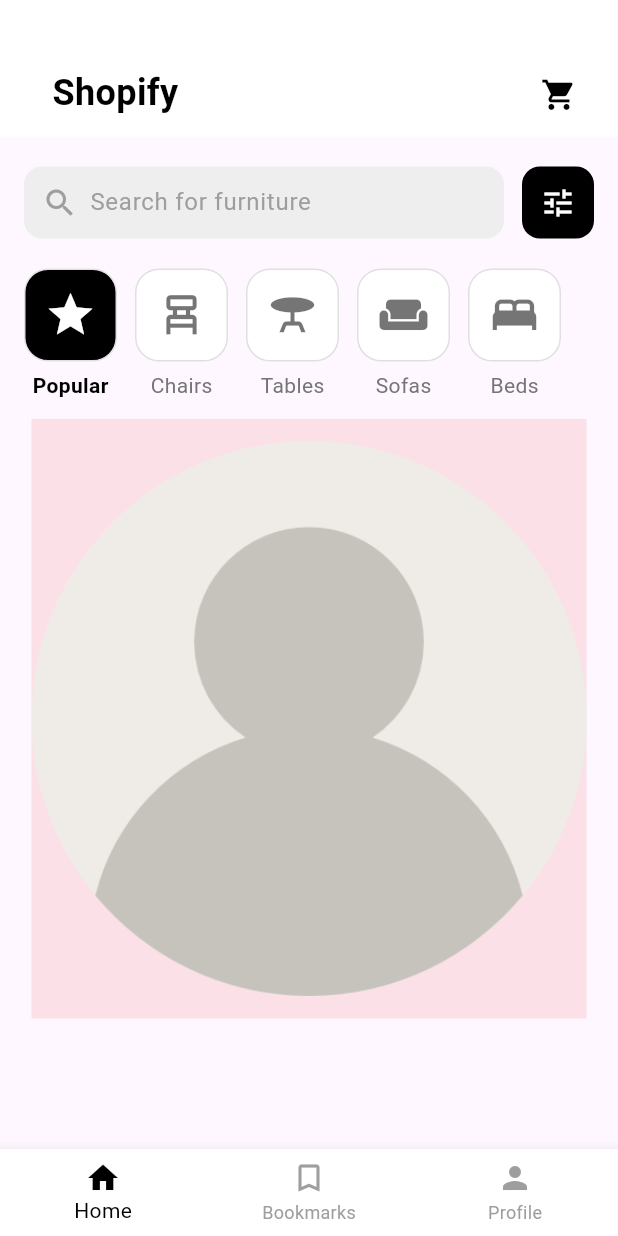
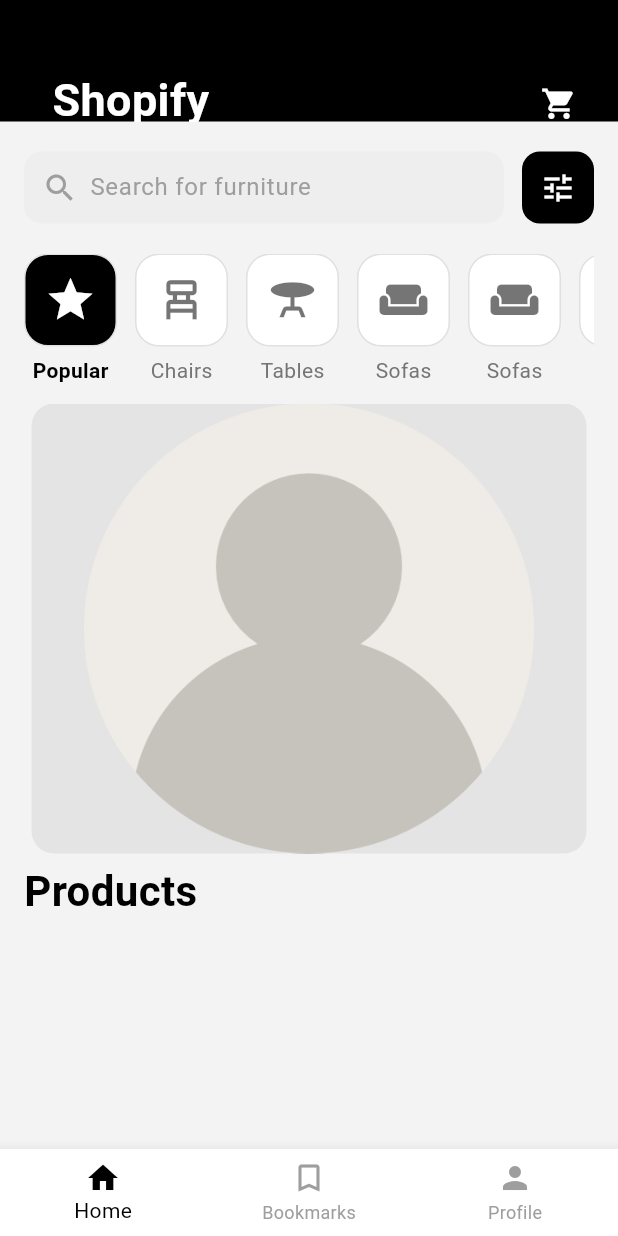
Before and after one commit to Codes43/Shopify, a Flutter app: the screen it shows after launch, on a phone screen of 412 x 824 dp. Run offline on Flutter 3.47's test engine with Material 3 defaults, Android fonts, the phone set to English and light mode, and no system bars; drawn by our look-alikes of carousel_slider; our stand-ins replace google_fonts; Roboto replaces fonts that are missing (Inria Sans).

Commit message:
home background change with some features

```diff
--- a/lib/screens/homepage.dart
+++ b/lib/screens/homepage.dart
@@ -1,6 +1,7 @@
 import 'package:flutter/material.dart';
 import 'package:carousel_slider/carousel_slider.dart';
 import 'loginpage.dart';
+import 'package:google_fonts/google_fonts.dart';
 import 'searchresultspage.dart'; // Ensure this import is valid
 
 class HomePage extends StatefulWidget {
@@ -23,30 +24,30 @@ class _HomePageState extends State<HomePage> {
     double screenWidth = MediaQuery.of(context).size.width;
 
     return Scaffold(
+      backgroundColor: const Color.fromARGB(255, 243, 243, 243),
       appBar: PreferredSize(
-        preferredSize: Size.fromHeight(91),
+
+        preferredSize: Size.fromHeight(81),
+
         child: Container(
-          color: Colors.white,
+          color: Colors.black,
+
           child: Stack(
+
             children: [
               Positioned(
                 left: screenWidth * (33 / 390),
                 top: 45,
                 child: Text(
                   'Shopify',
-                  style: TextStyle(
-                    fontSize: 24,
-                    fontWeight: FontWeight.bold,
-                    fontFamily: 'Inria Sans',
-                    color: Colors.black,
-                  ),
+                  style: GoogleFonts.inriaSans(color: Colors.white,fontSize: 30,fontWeight: FontWeight.bold)
                 ),
               ),
               Positioned(
                 left: screenWidth * (330.06 / 390),
-                top: 39.37,
+                top: 45,
                 child: IconButton(
-                  icon: Icon(Icons.shopping_cart, color: Colors.black),
+                  icon: Icon(Icons.shopping_cart, color: Colors.white),
                   iconSize: 24.3,
                   onPressed: () {
                     print('To Carts Page!');
@@ -163,6 +164,14 @@ class _HomePageState extends State<HomePage> {
                     ),
                     SizedBox(width: 12),
                     _buildCategoryTile(
+                      Icons.weekend,
+                      'Sofas',
+                      width: 62,
+                      height: 62,
+                      iconSize: 35,
+                    ),
+                    SizedBox(width: 12),
+                    _buildCategoryTile(
                       Icons.bed,
                       'Beds',
                       width: 62,
@@ -173,31 +182,40 @@ class _HomePageState extends State<HomePage> {
                 ),
               ),
             ),
+
+
            // carousel_sliderfor ADS
 
-       CarouselSlider(
-  options: CarouselOptions(height: 400.0,  autoPlay: true,
+   CarouselSlider(
+
+    options: CarouselOptions(height: 300.0,
+    autoPlay: true,
     autoPlayInterval: Duration(seconds: 3),
     autoPlayAnimationDuration: Duration(milliseconds: 800),
     autoPlayCurve: Curves.fastOutSlowIn,
     pauseAutoPlayOnTouch: true,
+
     viewportFraction: 1.0,   ),
   items: imgList.map((image) {
     return Builder(
       builder: (BuildContext context) {
         return Container(
           width: MediaQuery.of(context).size.width,
-          height:500,
+          height:300,
           margin: EdgeInsets.symmetric(horizontal: 5.0),
           decoration: BoxDecoration(
-            color: const Color.fromARGB(26, 226, 19, 19),
+            color: const Color.fromARGB(26, 100, 98, 98),
+            borderRadius: BorderRadius.circular(15.0),
+
           ),
-          child: image, // Use the image widget here
+          child: image,
         );
       },
     );
   }).toList(),
-)
+),
+SizedBox(height: 5.0,),
+Text("Products",style: GoogleFonts.inriaSans(color: Colors.black,fontSize: 28, fontWeight: FontWeight.bold),)
           ],
         ),
       ),
```
